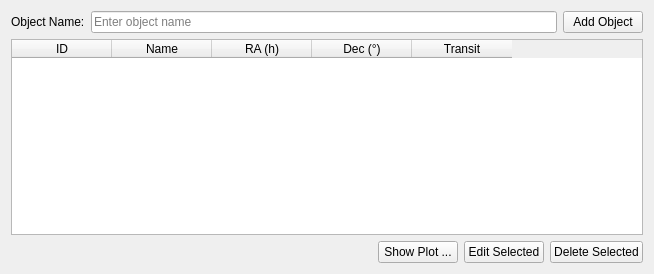
First picture: the form in uifiles/objects_tab.ui, repository prookyon/MonoObsLog2, before the edit.
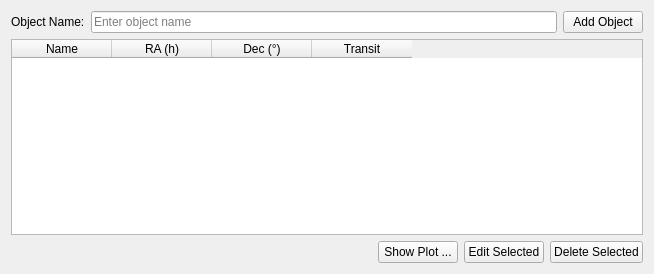
Second picture: the form after the edit.

Commit message: removed table ID columns

What changed in the file:
```diff
--- a/uifiles/objects_tab.ui
+++ b/uifiles/objects_tab.ui
@@ -58,11 +58,6 @@
        <attribute name="verticalHeaderVisible">
         <bool>false</bool>
        </attribute>
-       <column>
-        <property name="text">
-         <string>ID</string>
-        </property>
-       </column>
        <column>
         <property name="text">
          <string>Name</string>
```
The commit also changes 6 other files.
